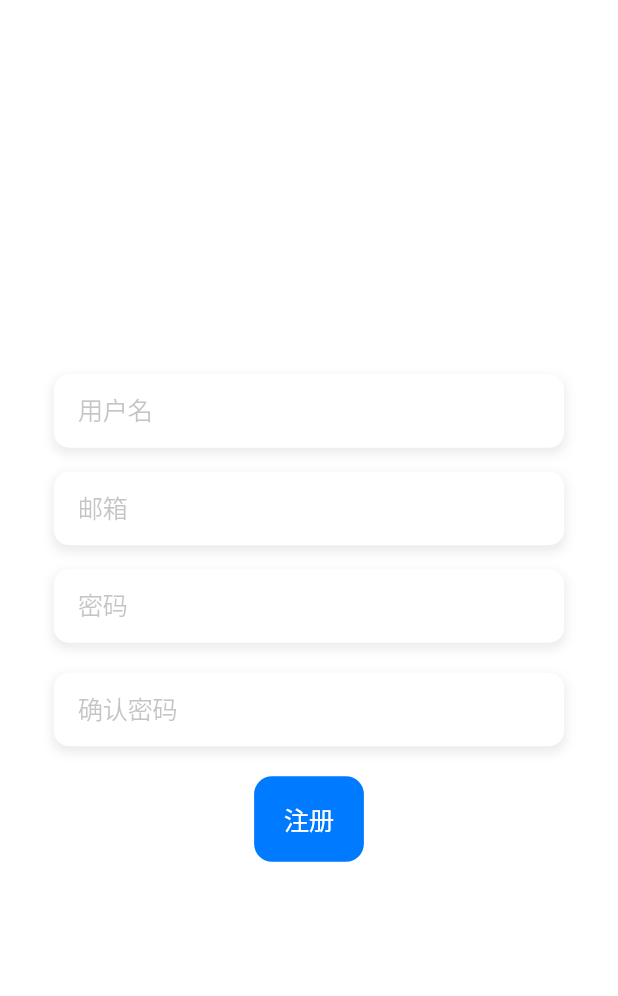
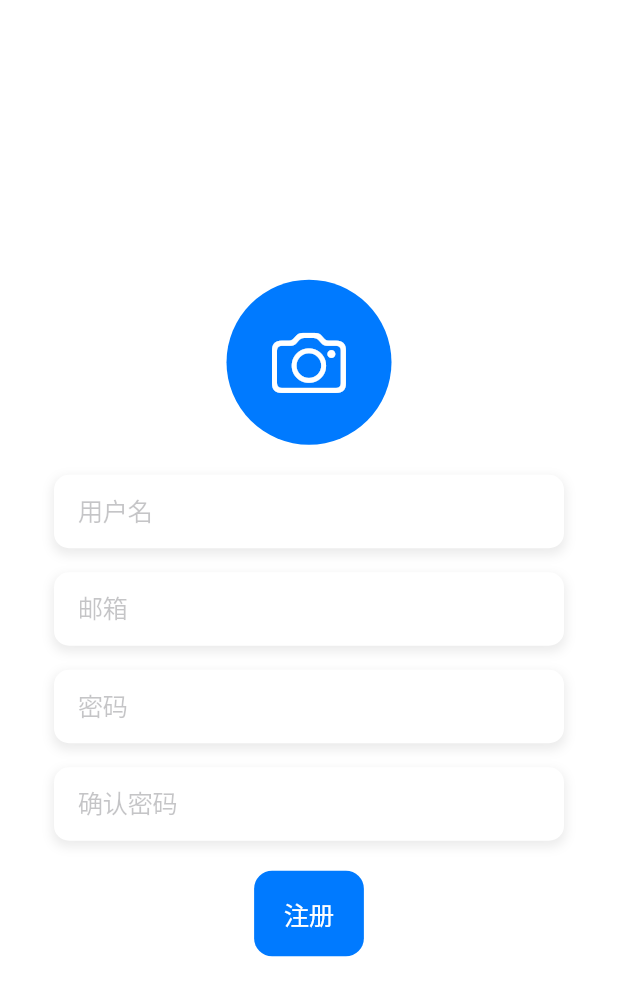
Before and after one commit to YanShuq1/chat_app, a Flutter app: the RegisterPage screen opened directly, on a phone screen of 412 x 824 dp. Shown: the top 996 px of the screen. Run offline on Flutter 3.47's test engine with Material 3 defaults, Android fonts, the phone set to English and light mode, and no system bars; our stand-ins replace hive, hive_flutter, image_picker, qr_flutter, shared_preferences, supabase_flutter; missing offline and left inert: lpinyin; accounts and stored records are empty; network calls fail.

Commit message:
fix:some unforeseeable error with snapdata-updating

```diff
--- a/lib/model/chattile.dart
+++ b/lib/model/chattile.dart
@@ -58,7 +58,7 @@ Future<void> spSaveChatList() async {
 //本地保持从网络上扒取的ChatList
 Future<void> spLoadAndSaveChatListFromDB() async {
   chatList.clear();
-  print("执行spLoadAndSaveChatListFromDB()");
+  // print("执行spLoadAndSaveChatListFromDB()");
   final dbResponse = await Supabase.instance.client
       .from('chatRooms')
       .select()
@@ -90,7 +90,7 @@ Future<void> spLoadAndSaveChatListFromDB() async {
       ));
     }
   }
-  print("执行后:$chatList");
+  // print("执行后:$chatList");
 
   SharedPreferences prefs = await SharedPreferences.getInstance();
   List<String> saveList =
--- a/lib/model/contact.dart
+++ b/lib/model/contact.dart
@@ -123,7 +123,7 @@ Future<void> saveContactToDB(Contact contact) async {
         .select()
         .eq('user_email', contact.email)
         .single();
-    print(dbResponse);
+    // print(dbResponse);
     List<String> tempList = dbResponse['contact_email'] ?? [];
     tempList.add(currentUser.email);
     await Supabase.instance.client.from('contacts').upsert({
--- a/lib/pages/card/profile/profile.dart
+++ b/lib/pages/card/profile/profile.dart
@@ -139,8 +139,6 @@ class _ProfilePageState extends State<ProfilePage> {
             onTap: () {
               Navigator.pop(context); // 点击二维码关闭对话框
             },
-            child: Container(
-              // color: Colors.white,
             child: Center(
               child: QrImageView(
                 data: data,
@@ -148,7 +146,6 @@ class _ProfilePageState extends State<ProfilePage> {
                 size: 300, // 放大的二维码尺寸
                 embeddedImage: const NetworkImage(
                     'https://c-ssl.duitang.com/uploads/blog/202307/12/y9SY3apeubl4oJ5.jpeg'),
-                ),
               ),
             ),
           ),
--- a/lib/pages/login/register/register.dart
+++ b/lib/pages/login/register/register.dart
@@ -1,6 +1,7 @@
+import 'dart:io';
 import 'package:flutter/cupertino.dart';
 import 'package:flutter/material.dart';
-// import 'package:image_picker/image_picker.dart';
+import 'package:image_picker/image_picker.dart';
 import 'package:supabase_flutter/supabase_flutter.dart';
 
 class RegisterPage extends StatefulWidget {
@@ -15,11 +16,37 @@ class _RegisterPageState extends State<RegisterPage> {
   final _emailController = TextEditingController();
   final _passwordController = TextEditingController();
   final _insurePasswordController = TextEditingController();
+  final ImagePicker _picker = ImagePicker();
 
+  File? _selectedImage; // 用于存储选中的图片
   String? _errorMessage;
+  bool _isPickingImage = false; //防止重复点击头像选取
 
-  //TODO:注册时获取头像和用户名
+  Future<void> _pickImage() async {
+    if (_isPickingImage) return; //正在选取，只保留一个进程
 
+    setState(() {
+      _isPickingImage = true;
+    });
+    try {
+      final pickedFile = await _picker.pickImage(
+        source: ImageSource.gallery, // 可改为 ImageSource.camera 以使用相机拍照
+        maxWidth: 300,
+        maxHeight: 300,
+        imageQuality: 80,
+      );
+
+      if (pickedFile != null) {
+        setState(() {
+          _selectedImage = File(pickedFile.path);
+        });
+      }
+    } finally {
+      setState(() {
+        _isPickingImage = false;
+      });
+    }
+  }
 
   Future<void> _register() async {
     final email = _emailController.text.trim();
@@ -30,21 +57,36 @@ class _RegisterPageState extends State<RegisterPage> {
     if (password == insurePassword) {
       try {
         _errorMessage = null;
+
+        // 注册用户
         final response = await Supabase.instance.client.auth.signUp(
           email: email,
           password: password,
         );
 
-        // 检查用户是否成功注册,避免注册不合格或者重复注册等危险情况
         if (response.user != null) {
           final userId = response.user!.id;
+          String? avatarUrl;
+
+          // 上传头像
+          if (_selectedImage != null) {
+            final fileName = 'avatar/$email.jpg';
+            final fileBytes = await _selectedImage!.readAsBytes();
+            Supabase.instance.client.storage
+                .from('user_avatar') // Supabase 的存储桶名称
+                .uploadBinary(fileName, fileBytes);
+
+            avatarUrl = Supabase.instance.client.storage
+                .from('user_avatar')
+                .getPublicUrl(fileName);
+          }
 
           // 插入用户的个人资料
           await Supabase.instance.client.from('profiles').insert({
             'user_id': userId,
             'email': email,
-            'avatar_url':
-                'https://cjvsombxqljpbexdpuvy.supabase.co/storage/v1/object/public/user_avatar/default_avatar/default_avatar.jpeg', // 默认头像Storage的URL
+            'avatar_url': avatarUrl ??
+                'https://cjvsombxqljpbexdpuvy.supabase.co/storage/v1/object/public/user_avatar/default_avatar/default_avatar.jpeg', //默认头像
             'user_name': userName.isEmpty ? "Unnamed User" : userName,
           });
 
@@ -56,7 +98,6 @@ class _RegisterPageState extends State<RegisterPage> {
       } catch (e) {
         setState(() {
           _errorMessage = e.toString(); // 捕获并显示其他异常
-          print(e);
         });
       }
     } else {
@@ -74,119 +115,42 @@ class _RegisterPageState extends State<RegisterPage> {
         child: Column(
           mainAxisAlignment: MainAxisAlignment.center,
           children: [
-            //用户名输入框
-            Padding(
-              padding: const EdgeInsets.symmetric(horizontal: 20.0),
-              child: Container(
-                decoration: BoxDecoration(
-                  color: CupertinoColors.white,
-                  borderRadius: BorderRadius.circular(10),
-                  boxShadow: [
-                    BoxShadow(
-                      color: Colors.grey.withOpacity(0.2),
-                      spreadRadius: 1,
-                      blurRadius: 5,
-                      offset: Offset(0, 3),
-                    ),
-                  ],
-                ),
-                child: CupertinoTextField(
-                  controller: _userNameController,
-                  placeholder: '用户名',
-                  padding:
-                      const EdgeInsets.symmetric(horizontal: 16, vertical: 12),
-                  decoration: BoxDecoration(
-                    borderRadius: BorderRadius.circular(10),
-                  ),
-                ),
-              ),
-            ),
-            const SizedBox(height: 16),
-            // 邮箱输入框
-            Padding(
-              padding: const EdgeInsets.symmetric(horizontal: 20.0),
-              child: Container(
-                decoration: BoxDecoration(
-                  color: CupertinoColors.white,
-                  borderRadius: BorderRadius.circular(10),
-                  boxShadow: [
-                    BoxShadow(
-                      color: Colors.grey.withOpacity(0.2),
-                      spreadRadius: 1,
-                      blurRadius: 5,
-                      offset: Offset(0, 3),
-                    ),
-                  ],
-                ),
-                child: CupertinoTextField(
-                  controller: _emailController,
-                  placeholder: '邮箱',
-                  padding:
-                      const EdgeInsets.symmetric(horizontal: 16, vertical: 12),
-                  decoration: BoxDecoration(
-                    borderRadius: BorderRadius.circular(10),
-                  ),
-                ),
-              ),
-            ),
-            const SizedBox(height: 16),
-            // 密码输入框
-            Padding(
-              padding: const EdgeInsets.symmetric(horizontal: 20.0),
-              child: Container(
-                decoration: BoxDecoration(
-                  color: CupertinoColors.white,
-                  borderRadius: BorderRadius.circular(10),
-                  boxShadow: [
-                    BoxShadow(
-                      color: Colors.grey.withOpacity(0.2),
-                      spreadRadius: 1,
-                      blurRadius: 5,
-                      offset: Offset(0, 3),
-                    ),
-                  ],
-                ),
-                child: CupertinoTextField(
-                  controller: _passwordController,
-                  placeholder: '密码',
-                  obscureText: true,
-                  padding:
-                      const EdgeInsets.symmetric(horizontal: 16, vertical: 12),
-                  decoration: BoxDecoration(
-                    borderRadius: BorderRadius.circular(10),
-                  ),
-                ),
+            // 头像选择
+            GestureDetector(
+              onTap: _isPickingImage ? null : _pickImage,
+              child: CircleAvatar(
+                radius: 55,
+                backgroundColor:
+                    _selectedImage == null ? CupertinoColors.activeBlue : null,
+                backgroundImage:
+                    _isPickingImage ? null : _selectedImage != null ? FileImage(_selectedImage!) : null,
+                child: _isPickingImage
+                    ? const CircularProgressIndicator()
+                    : _selectedImage == null
+                        ? const Icon(
+                            CupertinoIcons.photo_camera,
+                            size: 50,
+                            color: CupertinoColors.white,
+                          )
+                        : null,
               ),
             ),
             const SizedBox(height: 20),
-            // 确认密码输入框
-            Padding(
-              padding: const EdgeInsets.symmetric(horizontal: 20.0),
-              child: Container(
-                decoration: BoxDecoration(
-                  color: CupertinoColors.white,
-                  borderRadius: BorderRadius.circular(10),
-                  boxShadow: [
-                    BoxShadow(
-                      color: Colors.grey.withOpacity(0.2),
-                      spreadRadius: 1,
-                      blurRadius: 5,
-                      offset: Offset(0, 3),
-                    ),
-                  ],
-                ),
-                child: CupertinoTextField(
-                  controller: _insurePasswordController,
-                  placeholder: '确认密码',
-                  obscureText: true,
-                  padding:
-                      const EdgeInsets.symmetric(horizontal: 16, vertical: 12),
-                  decoration: BoxDecoration(
-                    borderRadius: BorderRadius.circular(10),
-                  ),
-                ),
-              ),
-            ),
+            // 其他注册字段 (用户名、邮箱、密码等)
+            _buildInputField(
+                controller: _userNameController, placeholder: '用户名'),
+            const SizedBox(height: 16),
+            _buildInputField(controller: _emailController, placeholder: '邮箱'),
+            const SizedBox(height: 16),
+            _buildInputField(
+                controller: _passwordController,
+                placeholder: '密码',
+                obscureText: true),
+            const SizedBox(height: 16),
+            _buildInputField(
+                controller: _insurePasswordController,
+                placeholder: '确认密码',
+                obscureText: true),
             const SizedBox(height: 20),
             // 注册按钮
             CupertinoButton.filled(
@@ -206,4 +170,36 @@ class _RegisterPageState extends State<RegisterPage> {
       ),
     );
   }
+
+  Widget _buildInputField(
+      {required TextEditingController controller,
+      required String placeholder,
+      bool obscureText = false}) {
+    return Padding(
+      padding: const EdgeInsets.symmetric(horizontal: 20.0),
+      child: Container(
+        decoration: BoxDecoration(
+          color: CupertinoColors.white,
+          borderRadius: BorderRadius.circular(10),
+          boxShadow: [
+            BoxShadow(
+              color: Colors.grey.withOpacity(0.2),
+              spreadRadius: 1,
+              blurRadius: 5,
+              offset: Offset(0, 3),
+            ),
+          ],
+        ),
+        child: CupertinoTextField(
+          controller: controller,
+          placeholder: placeholder,
+          obscureText: obscureText,
+          padding: const EdgeInsets.symmetric(horizontal: 16, vertical: 12),
+          decoration: BoxDecoration(
+            borderRadius: BorderRadius.circular(10),
+          ),
+        ),
+      ),
+    );
+  }
 }
```
Also changed, not shown: lib/main.dart (+7 -8 lines), lib/pages/chat/chat.dart (+6 -12 lines), lib/pages/chat/contact_card/contact_card.dart (+10 -3 lines), lib/pages/chat/private/private_chat.dart (+39 -13 lines), lib/pages/login/login.dart (+7 -7 lines), database/t1.txt (deleted). Lines whose indentation alone changed are shown as unchanged.
